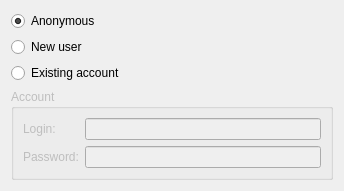
The window that src/plugins/dolozhee/chooseuserpage.ui (0xd34df00d/leechcraft) describes before a commit, drawn with Qt 5.
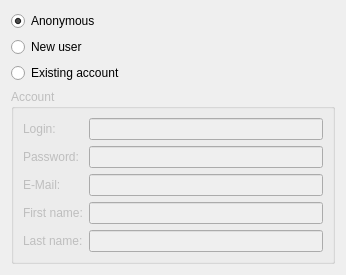
The same window after the commit.

The edit to the form file:
```diff
--- a/src/plugins/dolozhee/chooseuserpage.ui
+++ b/src/plugins/dolozhee/chooseuserpage.ui
@@ -6,8 +6,8 @@
    <rect>
     <x>0</x>
     <y>0</y>
-    <width>344</width>
-    <height>160</height>
+    <width>346</width>
+    <height>238</height>
    </rect>
   </property>
   <property name="windowTitle">
@@ -74,6 +74,57 @@
         </property>
        </widget>
       </item>
+      <item row="2" column="0">
+       <widget class="QLabel" name="label_3">
+        <property name="enabled">
+         <bool>false</bool>
+        </property>
+        <property name="text">
+         <string>E-Mail:</string>
+        </property>
+       </widget>
+      </item>
+      <item row="3" column="0">
+       <widget class="QLabel" name="label_4">
+        <property name="enabled">
+         <bool>false</bool>
+        </property>
+        <property name="text">
+         <string>First name:</string>
+        </property>
+       </widget>
+      </item>
+      <item row="4" column="0">
+       <widget class="QLabel" name="label_5">
+        <property name="enabled">
+         <bool>false</bool>
+        </property>
+        <property name="text">
+         <string>Last name:</string>
+        </property>
+       </widget>
+      </item>
+      <item row="2" column="1">
+       <widget class="QLineEdit" name="EMail_">
+        <property name="enabled">
+         <bool>false</bool>
+        </property>
+       </widget>
+      </item>
+      <item row="4" column="1">
+       <widget class="QLineEdit" name="LastName_">
+        <property name="enabled">
+         <bool>false</bool>
+        </property>
+       </widget>
+      </item>
+      <item row="3" column="1">
+       <widget class="QLineEdit" name="FirstName_">
+        <property name="enabled">
+         <bool>false</bool>
+        </property>
+       </widget>
+      </item>
      </layout>
     </widget>
    </item>
```
Left out of the diff: 96 changed lines with no effect on the pictures.
